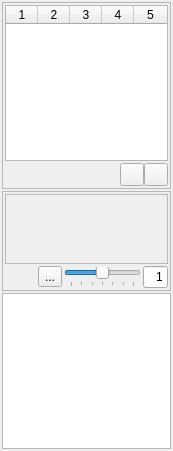
Before: the Qt Designer form src/compositetoolswidget.ui in eigenbom/MQ-Sprite, drawn with Qt 5.
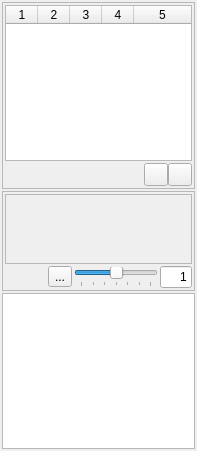
After: the same form once the commit is applied. Icons and pictures are not drawn.

Patch:
```diff
--- a/src/compositetoolswidget.ui
+++ b/src/compositetoolswidget.ui
@@ -6,7 +6,7 @@
    <rect>
     <x>0</x>
     <y>0</y>
-    <width>173</width>
+    <width>197</width>
     <height>451</height>
    </rect>
   </property>
@@ -231,7 +231,7 @@
           <rect>
            <x>0</x>
            <y>0</y>
-           <width>161</width>
+           <width>185</width>
            <height>69</height>
           </rect>
          </property>
```
